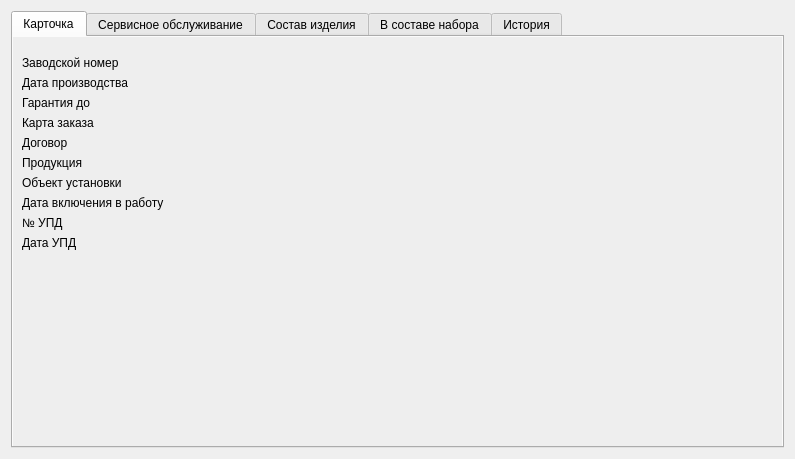
Above: Remont/cardprodwindow.ui from AlexeyScherbakov2021/Remont2 before the change. Below: the same form after it.
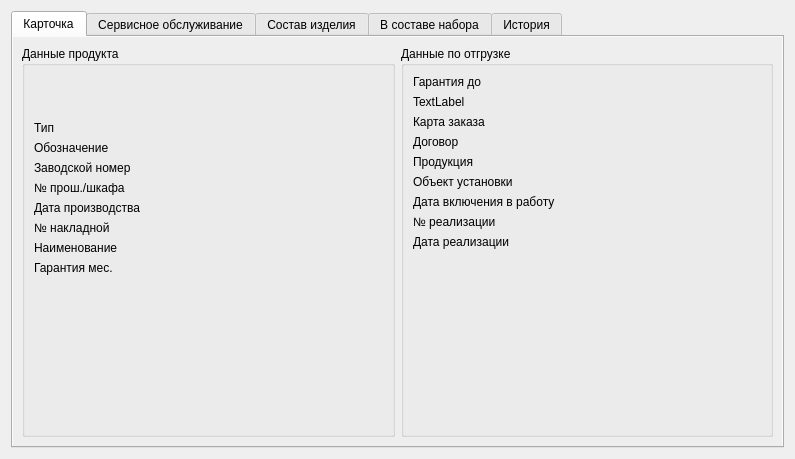
That is the form after the change. Icons and pictures are not drawn.

What changed in the file:
```diff
--- a/Remont/cardprodwindow.ui
+++ b/Remont/cardprodwindow.ui
@@ -20,6 +20,9 @@
       <string notr="true">QWidget#tab, QWidget#tab_2, QWidget#tab_3,
 QWidget#tab_4,QWidget#tab_5 {
 background-color: #eeeeee
+}
+QLabel {
+color: black
 }</string>
      </property>
      <property name="currentIndex">
@@ -29,25 +32,24 @@
       <attribute name="title">
        <string>Карточка</string>
       </attribute>
-      <layout class="QVBoxLayout" name="verticalLayout_2">
+      <layout class="QHBoxLayout" name="horizontalLayout">
        <item>
-        <layout class="QGridLayout" name="gridLayout" columnstretch="0,1" columnminimumwidth="0,0">
-         <property name="sizeConstraint">
-          <enum>QLayout::SizeConstraint::SetMinimumSize</enum>
+        <widget class="QGroupBox" name="groupBox">
+         <property name="title">
+          <string>Данные продукта</string>
          </property>
-         <property name="topMargin">
-          <number>10</number>
-         </property>
-         <property name="horizontalSpacing">
-          <number>8</number>
-         </property>
-         <item row="5" column="1">
-          <widget class="QLabel" name="lbCardOrder">
-           <property name="font">
-            <font>
-             <bold>true</bold>
-            </font>
-           </property>
+         <layout class="QFormLayout" name="formLayout">
+          <property name="verticalSpacing">
+           <number>6</number>
+          </property>
+          <item row="0" column="0">
+           <widget class="QLabel" name="lbIcon">
+            <property name="minimumSize">
+             <size>
+              <width>50</width>
+              <height>40</height>
+             </size>
+            </property>
            <property name="text">
             <string/>
            </property>
@@ -56,50 +58,41 @@
            </property>
           </widget>
          </item>
-         <item row="2" column="0">
-          <widget class="QLabel" name="label_3">
-           <property name="text">
-            <string>Гарантия до</string>
-           </property>
-          </widget>
-         </item>
-         <item row="9" column="0">
-          <widget class="QLabel" name="label_7">
+          <item row="15" column="1">
+           <spacer name="verticalSpacer">
+            <property name="orientation">
+             <enum>Qt::Orientation::Vertical</enum>
+            </property>
+            <property name="sizeHint" stdset="0">
+             <size>
+              <width>20</width>
+              <height>40</height>
+             </size>
+            </property>
+           </spacer>
+          </item>
+          <item row="3" column="0">
+           <widget class="QLabel" name="label_21">
            <property name="text">
-            <string>Объект установки</string>
+             <string>Обозначение</string>
            </property>
           </widget>
          </item>
-         <item row="6" column="1">
-          <widget class="QLabel" name="lbContract">
-           <property name="font">
-            <font>
-             <bold>true</bold>
-            </font>
-           </property>
+          <item row="3" column="1">
+           <widget class="QLabel" name="lbVNFT">
            <property name="text">
             <string/>
            </property>
-           <property name="textInteractionFlags">
-            <set>Qt::TextInteractionFlag::LinksAccessibleByMouse|Qt::TextInteractionFlag::TextSelectableByKeyboard|Qt::TextInteractionFlag::TextSelectableByMouse</set>
-           </property>
-          </widget>
-         </item>
-         <item row="6" column="0">
-          <widget class="QLabel" name="label_5">
+           </widget>
+          </item>
+          <item row="4" column="0">
+           <widget class="QLabel" name="label">
            <property name="text">
-            <string>Договор</string>
+             <string>Заводской номер</string>
            </property>
           </widget>
          </item>
-         <item row="5" column="0">
-          <widget class="QLabel" name="label_4">
-           <property name="text">
-            <string>Карта заказа</string>
-           </property>
-          </widget>
-         </item>
-         <item row="0" column="1">
+          <item row="4" column="1">
           <widget class="QLabel" name="lbNumber">
            <property name="font">
             <font>
@@ -120,105 +113,62 @@
            </property>
           </widget>
          </item>
-         <item row="9" column="1">
-          <widget class="QLabel" name="lbObjectInstall">
-           <property name="font">
-            <font>
-             <bold>true</bold>
-            </font>
-           </property>
+          <item row="2" column="0">
+           <widget class="QLabel" name="label_20">
            <property name="text">
-            <string/>
-           </property>
-           <property name="wordWrap">
-            <bool>true</bool>
-           </property>
-           <property name="textInteractionFlags">
-            <set>Qt::TextInteractionFlag::LinksAccessibleByMouse|Qt::TextInteractionFlag::TextSelectableByKeyboard|Qt::TextInteractionFlag::TextSelectableByMouse</set>
-           </property>
-          </widget>
-         </item>
-         <item row="8" column="1">
-          <widget class="QLabel" name="lbProduction">
-           <property name="font">
-            <font>
-             <bold>true</bold>
-            </font>
-           </property>
+             <string>Тип</string>
+            </property>
+           </widget>
+          </item>
+          <item row="2" column="1">
+           <widget class="QLabel" name="lbType">
            <property name="text">
             <string/>
            </property>
-           <property name="textInteractionFlags">
-            <set>Qt::TextInteractionFlag::LinksAccessibleByMouse|Qt::TextInteractionFlag::TextSelectableByKeyboard|Qt::TextInteractionFlag::TextSelectableByMouse</set>
-           </property>
-          </widget>
-         </item>
-         <item row="1" column="1">
-          <widget class="QLabel" name="lbDateCreate">
-           <property name="font">
-            <font>
-             <bold>true</bold>
-            </font>
-           </property>
+           </widget>
+          </item>
+          <item row="5" column="0">
+           <widget class="QLabel" name="label_24">
            <property name="text">
-            <string/>
-           </property>
-           <property name="textInteractionFlags">
-            <set>Qt::TextInteractionFlag::LinksAccessibleByMouse|Qt::TextInteractionFlag::TextSelectableByKeyboard|Qt::TextInteractionFlag::TextSelectableByMouse</set>
-           </property>
-          </widget>
-         </item>
-         <item row="12" column="1" alignment="Qt::AlignmentFlag::AlignLeft">
-          <widget class="QLabel" name="lbDateUPD">
-           <property name="font">
-            <font>
-             <bold>true</bold>
-            </font>
-           </property>
+             <string>№ прош./шкафа</string>
+            </property>
+           </widget>
+          </item>
+          <item row="5" column="1">
+           <widget class="QLabel" name="lbNumber2">
            <property name="text">
             <string/>
            </property>
           </widget>
          </item>
-         <item row="1" column="0">
+          <item row="6" column="0">
           <widget class="QLabel" name="label_2">
            <property name="text">
             <string>Дата производства</string>
            </property>
           </widget>
          </item>
-         <item row="11" column="0">
-          <widget class="QLabel" name="label_6">
+          <item row="8" column="0">
+           <widget class="QLabel" name="label_26">
            <property name="text">
-            <string>№ УПД</string>
+             <string>№ накладной</string>
            </property>
           </widget>
          </item>
-         <item row="11" column="1">
-          <widget class="QLabel" name="lbNumberUPD">
-           <property name="font">
-            <font>
-             <bold>true</bold>
-            </font>
-           </property>
+          <item row="8" column="1">
+           <widget class="QLabel" name="lbNumDoc">
            <property name="text">
             <string/>
            </property>
-           <property name="textInteractionFlags">
-            <set>Qt::TextInteractionFlag::LinksAccessibleByMouse|Qt::TextInteractionFlag::TextSelectableByKeyboard|Qt::TextInteractionFlag::TextSelectableByMouse</set>
-           </property>
-          </widget>
-         </item>
-         <item row="10" column="1">
-          <widget class="QLabel" name="lbDateOn">
+           </widget>
+          </item>
+          <item row="6" column="1">
+           <widget class="QLabel" name="lbDateCreate">
            <property name="font">
             <font>
              <bold>true</bold>
             </font>
            </property>
-           <property name="frameShape">
-            <enum>QFrame::Shape::NoFrame</enum>
-           </property>
            <property name="text">
             <string/>
            </property>
@@ -227,34 +177,51 @@
            </property>
           </widget>
          </item>
-         <item row="0" column="0">
-          <widget class="QLabel" name="label">
+          <item row="9" column="0">
+           <widget class="QLabel" name="label_28">
            <property name="text">
-            <string>Заводской номер</string>
+             <string>Наименование</string>
            </property>
           </widget>
          </item>
-         <item row="13" column="1">
-          <spacer name="verticalSpacer_2">
-           <property name="orientation">
-            <enum>Qt::Orientation::Vertical</enum>
-           </property>
-           <property name="sizeHint" stdset="0">
-            <size>
-             <width>20</width>
-             <height>40</height>
-            </size>
-           </property>
-          </spacer>
+          <item row="9" column="1">
+           <widget class="QLabel" name="lbName">
+            <property name="text">
+             <string/>
+            </property>
+           </widget>
          </item>
          <item row="10" column="0">
-          <widget class="QLabel" name="label_8">
+           <widget class="QLabel" name="label_30">
            <property name="text">
-            <string>Дата включения в работу</string>
+             <string>Гарантия мес.</string>
            </property>
           </widget>
          </item>
-         <item row="2" column="1">
+          <item row="10" column="1">
+           <widget class="QLabel" name="lbGarantMon">
+            <property name="text">
+             <string/>
+            </property>
+           </widget>
+          </item>
+         </layout>
+        </widget>
+       </item>
+       <item>
+        <widget class="QGroupBox" name="groupBox_2">
+         <property name="title">
+          <string>Данные по отгрузке</string>
+         </property>
+         <layout class="QFormLayout" name="formLayout_2">
+          <item row="0" column="0">
+           <widget class="QLabel" name="label_3">
+            <property name="text">
+             <string>Гарантия до</string>
+            </property>
+           </widget>
+          </item>
+          <item row="0" column="1">
           <widget class="QLabel" name="lbGarant">
            <property name="font">
             <font>
@@ -269,21 +236,192 @@
            </property>
           </widget>
          </item>
-         <item row="8" column="0">
+          <item row="2" column="0">
+           <widget class="QLabel" name="label_4">
+            <property name="text">
+             <string>Карта заказа</string>
+            </property>
+           </widget>
+          </item>
+          <item row="2" column="1">
+           <widget class="QLabel" name="lbCardOrder">
+            <property name="font">
+             <font>
+              <bold>true</bold>
+             </font>
+            </property>
+            <property name="text">
+             <string/>
+            </property>
+            <property name="textInteractionFlags">
+             <set>Qt::TextInteractionFlag::LinksAccessibleByMouse|Qt::TextInteractionFlag::TextSelectableByKeyboard|Qt::TextInteractionFlag::TextSelectableByMouse</set>
+            </property>
+           </widget>
+          </item>
+          <item row="3" column="0">
+           <widget class="QLabel" name="label_5">
+            <property name="text">
+             <string>Договор</string>
+            </property>
+           </widget>
+          </item>
+          <item row="3" column="1">
+           <widget class="QLabel" name="lbContract">
+            <property name="font">
+             <font>
+              <bold>true</bold>
+             </font>
+            </property>
+            <property name="text">
+             <string/>
+            </property>
+            <property name="textInteractionFlags">
+             <set>Qt::TextInteractionFlag::LinksAccessibleByMouse|Qt::TextInteractionFlag::TextSelectableByKeyboard|Qt::TextInteractionFlag::TextSelectableByMouse</set>
+            </property>
+           </widget>
+          </item>
+          <item row="4" column="0">
           <widget class="QLabel" name="label3">
            <property name="text">
             <string>Продукция</string>
            </property>
           </widget>
          </item>
-         <item row="12" column="0">
+          <item row="4" column="1">
+           <widget class="QLabel" name="lbProduction">
+            <property name="font">
+             <font>
+              <bold>true</bold>
+             </font>
+            </property>
+            <property name="text">
+             <string/>
+            </property>
+            <property name="textInteractionFlags">
+             <set>Qt::TextInteractionFlag::LinksAccessibleByMouse|Qt::TextInteractionFlag::TextSelectableByKeyboard|Qt::TextInteractionFlag::TextSelectableByMouse</set>
+            </property>
+           </widget>
+          </item>
+          <item row="5" column="0">
+           <widget class="QLabel" name="label_7">
+            <property name="text">
+             <string>Объект установки</string>
+            </property>
+           </widget>
+          </item>
+          <item row="5" column="1">
+           <widget class="QLabel" name="lbObjectInstall">
+            <property name="font">
+             <font>
+              <bold>true</bold>
+             </font>
+            </property>
+            <property name="text">
+             <string/>
+            </property>
+            <property name="wordWrap">
+             <bool>true</bool>
+            </property>
+            <property name="textInteractionFlags">
+             <set>Qt::TextInteractionFlag::LinksAccessibleByMouse|Qt::TextInteractionFlag::TextSelectableByKeyboard|Qt::TextInteractionFlag::TextSelectableByMouse</set>
+            </property>
+           </widget>
+          </item>
+          <item row="6" column="0">
+           <widget class="QLabel" name="label_8">
+            <property name="text">
+             <string>Дата включения в работу</string>
+            </property>
+           </widget>
+          </item>
+          <item row="6" column="1">
+           <widget class="QLabel" name="lbDateOn">
+            <property name="font">
+             <font>
+              <bold>true</bold>
+             </font>
+            </property>
+            <property name="frameShape">
+             <enum>QFrame::Shape::NoFrame</enum>
+            </property>
+            <property name="text">
+             <string/>
+            </property>
+            <property name="textInteractionFlags">
+             <set>Qt::TextInteractionFlag::LinksAccessibleByMouse|Qt::TextInteractionFlag::TextSelectableByKeyboard|Qt::TextInteractionFlag::TextSelectableByMouse</set>
+            </property>
+           </widget>
+          </item>
+          <item row="7" column="0">
+           <widget class="QLabel" name="label_6">
+            <property name="text">
+             <string>№ реализации</string>
+            </property>
+           </widget>
+          </item>
+          <item row="7" column="1">
+           <widget class="QLabel" name="lbNumberUPD">
+            <property name="font">
+             <font>
+              <bold>true</bold>
+             </font>
+            </property>
+            <property name="text">
+             <string/>
+            </property>
+            <property name="textInteractionFlags">
+             <set>Qt::TextInteractionFlag::LinksAccessibleByMouse|Qt::TextInteractionFlag::TextSelectableByKeyboard|Qt::TextInteractionFlag::TextSelectableByMouse</set>
+            </property>
+           </widget>
+          </item>
+          <item row="8" column="0">
           <widget class="QLabel" name="label_9">
            <property name="text">
-            <string>Дата УПД</string>
+             <string>Дата реализации</string>
+            </property>
+           </widget>
+          </item>
+          <item row="8" column="1">
+           <widget class="QLabel" name="lbDateUPD">
+            <property name="font">
+             <font>
+              <bold>true</bold>
+             </font>
+            </property>
+            <property name="text">
+             <string/>
+            </property>
+           </widget>
+          </item>
+          <item row="9" column="1">
+           <spacer name="verticalSpacer_2">
+            <property name="orientation">
+             <enum>Qt::Orientation::Vertical</enum>
+            </property>
+            <property name="sizeHint" stdset="0">
+             <size>
+              <width>20</width>
+              <height>40</height>
+             </size>
+            </property>
+           </spacer>
+          </item>
+          <item row="1" column="0">
+           <widget class="QLabel" name="label_22">
+            <property name="text">
+             <string>TextLabel</string>
+            </property>
+           </widget>
+          </item>
+          <item row="1" column="1">
+           <widget class="QLabel" name="lbSchet">
+            <property name="text">
+             <string/>
            </property>
           </widget>
          </item>
         </layout>
+        </widget>
        </item>
       </layout>
      </widget>
```
Left out of the diff: 8 changed lines with no effect on the pictures. Lines whose indentation alone changed are shown as unchanged.
